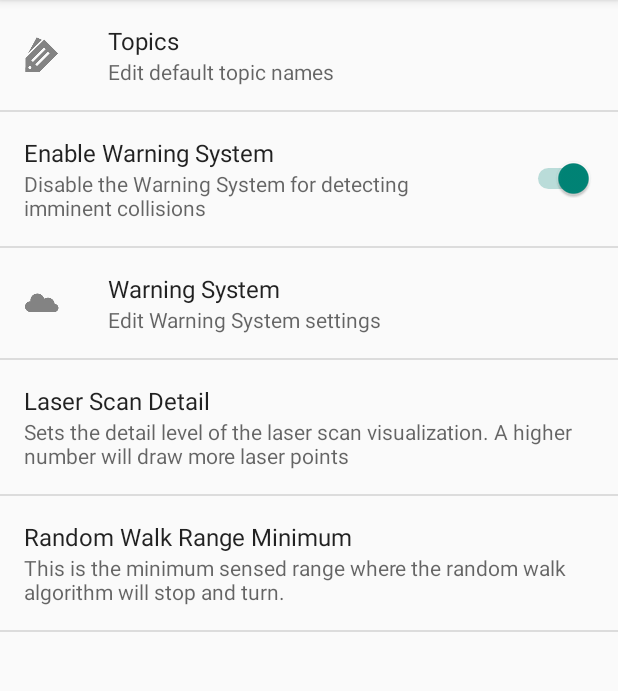
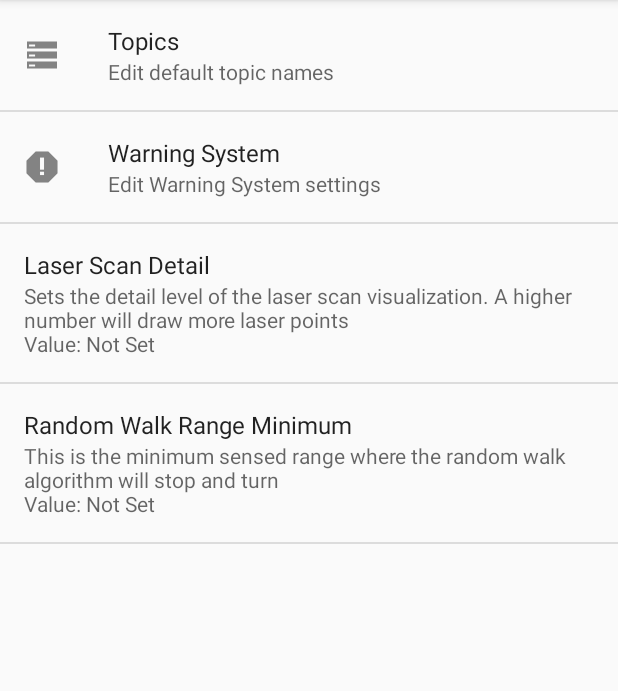
Before and after one commit to mtbii/RobotCA, an Android app: the fragment PreferencesFragment placed in its activity, on a phone screen of 412 x 824 dp, the part 84-775 px from its top. Run offline under Robolectric (Android 15) with nearby library versions, the phone set to English and light mode, and no system bars; libraries missing offline, so code that uses them is left out: com.github.amlcurran.showcaseview; pictures from the network do not load; 1 statement that could not run was skipped.

Commit message:
Made Preference values appear on the preference EditTexts.

```diff
--- a/src/android_foo/control_app/src/main/java/com/robotca/ControlApp/ControlApp.java
+++ b/src/android_foo/control_app/src/main/java/com/robotca/ControlApp/ControlApp.java
@@ -147,6 +147,8 @@ public class ControlApp extends RosActivity implements ListView.OnItemClickListe
         SharedPreferences prefs = PreferenceManager.getDefaultSharedPreferences(this);
         SharedPreferences.Editor editor = prefs.edit();
 
+        PreferenceManager.setDefaultValues(this, R.xml.prefs, false);
+
         if (ROBOT_INFO != null) {
             editor.putString(getString(R.string.prefs_joystick_topic_edittext_key), ROBOT_INFO.getJoystickTopic());
             editor.putString(getString(R.string.prefs_laserscan_topic_edittext_key), ROBOT_INFO.getLaserTopic());
@@ -162,7 +164,7 @@ public class ControlApp extends RosActivity implements ListView.OnItemClickListe
         // Set the main content view
         setContentView(R.layout.main);
 
-        mFeatureTitles = getResources().getStringArray(R.array.feature_titles); //Where you set drawer item titles
+        mFeatureTitles = getResources().getStringArray(R.array.feature_titles); // Where you set drawer item titles
         mDrawerLayout = (DrawerLayout) findViewById(R.id.drawer_layout);
         mDrawerList = (ListView) findViewById(R.id.left_drawer);
 
--- a/src/android_foo/control_app/src/main/java/com/robotca/ControlApp/Core/WarningSystem.java
+++ b/src/android_foo/control_app/src/main/java/com/robotca/ControlApp/Core/WarningSystem.java
@@ -40,7 +40,8 @@ public class WarningSystem implements MessageListener<LaserScan> {
         this.enabled = prefs.getBoolean(controlApp.getString(R.string.prefs_warning_system_key), true);
         this.safemode = prefs.getBoolean(controlApp.getString(R.string.prefs_warning_safemode_key), true);
 
-        String val = prefs.getString(controlApp.getString(R.string.prefs_warning_mindist_key), controlApp.getString(R.string.default_warning_mindist));
+        String val = prefs.getString(controlApp.getString(R.string.prefs_warning_mindist_key),
+                controlApp.getString(R.string.default_warning_mindist));
         this.minRange = Math.max(0.2f, Float.parseFloat(val));
     }
 
--- /dev/null
+++ b/src/android_foo/control_app/src/main/java/com/robotca/ControlApp/Views/BetterEditTextPreference.java
@@ -0,0 +1,47 @@
+package com.robotca.ControlApp.Views;
+
+import android.content.Context;
+import android.content.SharedPreferences;
+import android.preference.EditTextPreference;
+import android.preference.PreferenceManager;
+import android.util.AttributeSet;
+
+/**
+ * Improved EditTextPreference that shows the current value of the preference.
+ * Use %s or %1$s in the summary text to replace it with the preference's current value.
+ *
+ * Created by Nathaniel on 4/14/16.
+ */
+public class BetterEditTextPreference extends EditTextPreference {
+
+    private final String SUMMARY;
+
+    /**
+     * Creates a BetterEditTextPreference.
+     * @param context The parent Context
+     * @param attrs The AttributeSet
+     */
+    public BetterEditTextPreference(Context context, AttributeSet attrs) {
+        super(context, attrs);
+
+        SUMMARY = getSummary().toString();
+
+        SharedPreferences prefs = PreferenceManager.getDefaultSharedPreferences(context);
+        setDisplayValue(prefs.getString(getKey(), "Not Set"));
+    }
+
+    @Override
+    protected void onDialogClosed(boolean positiveResult) {
+        super.onDialogClosed(positiveResult);
+
+        setDisplayValue(getText());
+    }
+
+    /*
+     * Sets the value to display on this Preference.
+     */
+    private void setDisplayValue(String str)
+    {
+        setSummary(String.format(SUMMARY, str));
+    }
+}
--- a/src/android_foo/control_app/src/main/res/values/strings.xml
+++ b/src/android_foo/control_app/src/main/res/values/strings.xml
@@ -47,28 +47,31 @@
     <string name="warning_enable_pref_summary_on">Disable the Warning System for detecting imminent collisions</string>
     <string name="warning_pref_summary">Edit Warning System settings</string>
     <string name="joy_pref_summary">
-        Topic that the joystick widget publishes to.\nExpected message type: std_msgs/Twist
+        Topic that the joystick widget publishes to.\nExpected message type: std_msgs/Twist\nValue: %s
     </string>
     <string name="laser_pref_summary">
-        Topic that the laser scan widget subscribes to.\nExpected message type: sensor_msgs/LaserScan
+        Topic that the laser scan widget subscribes to.\nExpected message type: sensor_msgs/LaserScan\nValue: %s
     </string>
     <string name="camera_pref_summary">
-        Topic that the camera widget subscribes to.\nExpected message type: sensor_msgs/CompressedImage
+        Topic that the camera widget subscribes to.\nExpected message type: sensor_msgs/CompressedImage\nValue: %s
     </string>
     <string name="odometry_pref_summary">
-        Topic that the application gets odometry data from.\nExpected message type: nav_msgs/Odometry
+        Topic that the application gets odometry data from.\nExpected message type: nav_msgs/Odometry\nValue: %s
     </string>
     <string name="navsat_pref_summary">
-        Topic that the application gets GPS data from.\nExpected message type: navsat/fix
+        Topic that the application gets GPS data from.\nExpected message type: navsat/fix\nValue: %s
     </string>
     <string name="pose_pref_summary">Topic where the application gets pose information.
         \nExpected message type: geometry_msgs/Pose
+        \nValue: %s
     </string>
     <string name="laser_scan_detail_pref_summary">Sets the detail level of the laser scan visualization.
-        A higher number will draw more laser points
+        A higher number will draw more laser points\nValue: %s
     </string>
-    <string name="random_walk_range_minimum_pref_summary">This is the minimum sensed range where the random walk algorithm will stop and turn.</string>
-    <string name="warning_mindist_pref_summary">The minimum distance considered safe when moving at full speed</string>
+    <string name="random_walk_range_minimum_pref_summary">This is the minimum sensed range where
+        the random walk algorithm will stop and turn\nValue: %s</string>
+    <string name="warning_mindist_pref_summary">The minimum distance considered safe when moving at full speed
+        \nValue: %s</string>
     <string name="warning_safemode_pref_summary_off">Enable to prevent the Robot from driving into walls</string>
     <string name="warning_safemode_pref_summary_on">Disable to allow the Robot to crash into walls</string>
     <string name="warning_beep_pref_summary_off">Enable warning beeps</string>
--- a/src/android_foo/control_app/src/main/res/xml/prefs.xml
+++ b/src/android_foo/control_app/src/main/res/xml/prefs.xml
@@ -9,7 +9,7 @@
 
     <!-- Separate screen for topics -->
     <PreferenceScreen
-        android:icon="@drawable/ic_action_labels"
+        android:icon="@drawable/ic_action_topics"
         android:title="@string/topic_pref_title"
         android:summary="@string/topic_pref_summary">
 
@@ -18,7 +18,7 @@
             <!--android:enabled="false"-->
             <!--android:selectable="false"/>-->
 
-        <EditTextPreference
+        <com.robotca.ControlApp.Views.BetterEditTextPreference
             android:key="@string/prefs_joystick_topic_edittext_key"
             android:defaultValue="@string/joy_topic"
             android:title="@string/joy_pref_title"
@@ -26,7 +26,7 @@
             android:summary="@string/joy_pref_summary"
             />
 
-        <EditTextPreference
+        <com.robotca.ControlApp.Views.BetterEditTextPreference
             android:key="@string/prefs_laserscan_topic_edittext_key"
             android:defaultValue="@string/laser_scan_topic"
             android:title="@string/laser_pref_title"
@@ -34,7 +34,7 @@
             android:summary="@string/laser_pref_summary"
             />
 
-        <EditTextPreference
+        <com.robotca.ControlApp.Views.BetterEditTextPreference
             android:key="@string/prefs_camera_topic_edittext_key"
             android:defaultValue="@string/camera_topic"
             android:title="@string/camera_pref_title"
@@ -42,7 +42,7 @@
             android:summary="@string/camera_pref_summary"
             />
 
-        <EditTextPreference
+        <com.robotca.ControlApp.Views.BetterEditTextPreference
             android:key="@string/prefs_navsat_topic_edittext_key"
             android:defaultValue="@string/navsat_topic"
             android:title="@string/navsat_pref_title"
@@ -50,7 +50,7 @@
             android:summary="@string/navsat_pref_summary"
             />
 
-        <EditTextPreference
+        <com.robotca.ControlApp.Views.BetterEditTextPreference
             android:key="@string/prefs_odometry_topic_edittext_key"
             android:defaultValue="@string/odometry_topic"
             android:title="@string/odometry_pref_title"
@@ -58,7 +58,7 @@
             android:summary="@string/odometry_pref_summary"
             />
 
-        <EditTextPreference
+        <com.robotca.ControlApp.Views.BetterEditTextPreference
             android:key="@string/prefs_pose_topic_edittext_key"
             android:defaultValue="@string/pose_topic"
             android:title="@string/pose_pref_title"
@@ -72,23 +72,22 @@
         <!--android:enabled="false"-->
         <!--android:selectable="false"/>-->
 
-    <!-- For enabling/disabling the warning system -->
-    <SwitchPreference
-        android:key="@string/prefs_warning_checkbox_key"
-        android:checked="true"
-        android:defaultValue="true"
-        android:title="@string/warning_enable_pref_title"
-        android:summaryOff="@string/warning_enable_pref_summary_off"
-        android:summaryOn="@string/warning_enable_pref_summary_on"
-        />
-
-    <!-- Separate screen for warning system TODO find better icon -->
+    <!-- Separate screen for warning system -->
     <PreferenceScreen
-        android:dependency="@string/prefs_warning_checkbox_key"
         android:key="@string/prefs_warning_system_key"
-        android:icon="@drawable/ic_action_cloud"
+        android:icon="@drawable/ic_warning_system"
         android:title="@string/warning_pref_title"
         android:summary="@string/warning_pref_summary">
+
+        <!-- For enabling/disabling the warning system -->
+        <SwitchPreference
+            android:key="@string/prefs_warning_checkbox_key"
+            android:checked="true"
+            android:defaultValue="true"
+            android:title="@string/warning_enable_pref_title"
+            android:summaryOff="@string/warning_enable_pref_summary_off"
+            android:summaryOn="@string/warning_enable_pref_summary_on"
+            />
 
         <!--<Preference-->
             <!--android:title="Options"-->
@@ -96,6 +95,7 @@
             <!--android:selectable="false"/>-->
 
         <SwitchPreference
+            android:dependency="@string/prefs_warning_checkbox_key"
             android:key="@string/prefs_warning_safemode_key"
             android:title="@string/warning_safemode_pref_title"
             android:summaryOff="@string/warning_safemode_pref_summary_off"
@@ -104,6 +104,7 @@
             android:checked="true" />
 
         <SwitchPreference
+            android:dependency="@string/prefs_warning_checkbox_key"
             android:key="@string/prefs_warning_beep_key"
             android:title="@string/warning_beep_pref_title"
             android:summaryOff="@string/warning_beep_pref_summary_off"
@@ -116,7 +117,8 @@
             <!--android:enabled="false"-->
             <!--android:selectable="false"/>-->
 
-        <EditTextPreference
+        <com.robotca.ControlApp.Views.BetterEditTextPreference
+            android:dependency="@string/prefs_warning_checkbox_key"
             android:key="@string/prefs_warning_mindist_key"
             android:inputType="numberDecimal"
             android:defaultValue="@string/default_warning_mindist"
@@ -131,7 +133,7 @@
         <!--android:enabled="false"-->
         <!--android:selectable="false"/>-->
 
-    <EditTextPreference
+    <com.robotca.ControlApp.Views.BetterEditTextPreference
         android:key="edittext_laser_scan_detail"
         android:inputType="number"
         android:defaultValue="1"
@@ -139,7 +141,7 @@
         android:singleLine="true"
         android:summary="@string/laser_scan_detail_pref_summary"/>
 
-    <EditTextPreference
+    <com.robotca.ControlApp.Views.BetterEditTextPreference
         android:key="edittext_random_walk_range_proximity"
         android:inputType="numberDecimal"
         android:defaultValue="2.0"
```
Also changed, not shown: src/android_foo/control_app/src/main/res/drawable-hdpi/ic_action_prefs.png (added), src/android_foo/control_app/src/main/res/drawable-hdpi/ic_action_topics.png (added), src/android_foo/control_app/src/main/res/drawable-hdpi/ic_warning_system.png (added), src/android_foo/control_app/src/main/res/drawable-mdpi/ic_action_prefs.png (added), src/android_foo/control_app/src/main/res/drawable-mdpi/ic_action_topics.png (added), src/android_foo/control_app/src/main/res/drawable-mdpi/ic_warning_system.png (added), src/android_foo/control_app/src/main/res/drawable-xhdpi/ic_action_prefs.png (added), src/android_foo/control_app/src/main/res/drawable-xhdpi/ic_action_topics.png (added), src/android_foo/control_app/src/main/res/drawable-xhdpi/ic_warning_system.png (added), src/android_foo/control_app/src/main/res/drawable-xxhdpi/ic_action_prefs.png (added), src/android_foo/control_app/src/main/res/drawable-xxhdpi/ic_action_topics.png (added), src/android_foo/control_app/src/main/res/drawable-xxhdpi/ic_warning_system.png (added).
